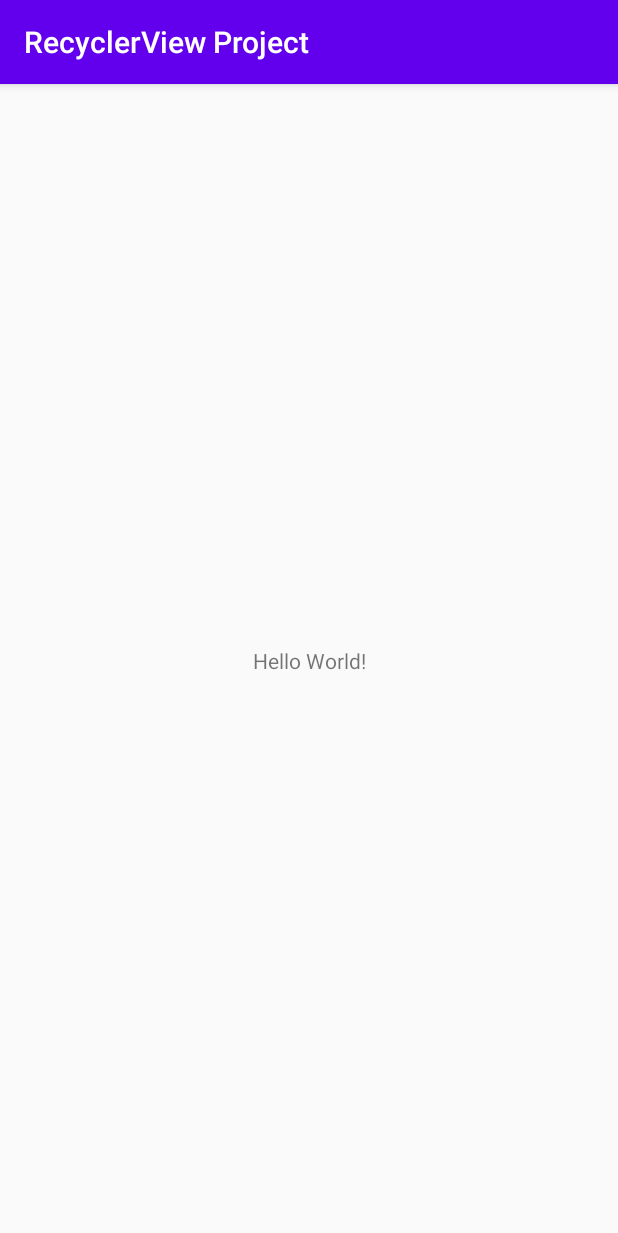
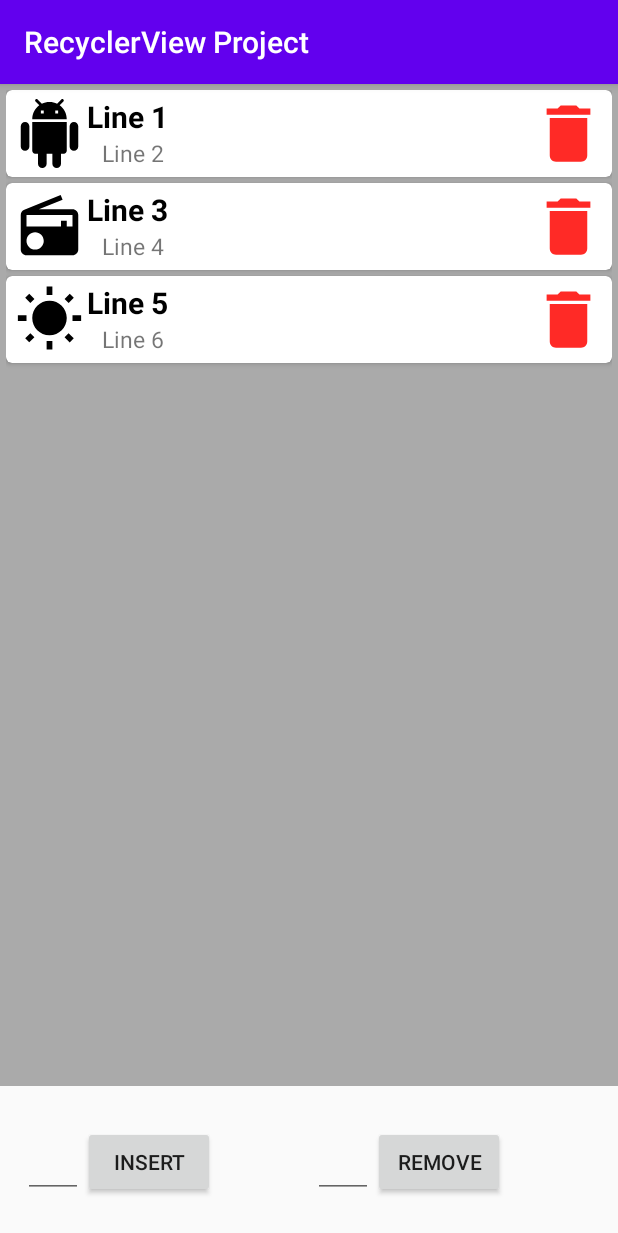
Before and after one commit to fjavaler/Android-Java-RecyclerView-Project, an Android app: the screen it shows after launch (MainActivity), on a phone screen of 412 x 824 dp. Shown: the top 1233 px of the screen. Run offline under Robolectric (Android 15) with nearby library versions, the phone set to English and light mode, and no system bars.

Commit message:
Project finished.

```diff
--- a/app/build.gradle
+++ b/app/build.gradle
@@ -28,6 +28,9 @@ dependencies {
 
     implementation 'androidx.appcompat:appcompat:1.1.0'
     implementation 'androidx.constraintlayout:constraintlayout:1.1.3'
+    implementation 'androidx.recyclerview:recyclerview:1.1.0'
+    implementation 'androidx.recyclerview:recyclerview-selection:1.1.0-rc01'
+    implementation 'androidx.cardview:cardview:1.0.0'
     testImplementation 'junit:junit:4.12'
     androidTestImplementation 'androidx.test.ext:junit:1.1.1'
     androidTestImplementation 'androidx.test.espresso:espresso-core:3.2.0'
--- /dev/null
+++ b/app/src/main/java/com/frederickjavalera/recyclerviewproject/ExampleAdapter.java
@@ -0,0 +1,128 @@
+package com.frederickjavalera.recyclerviewproject;
+
+import android.media.Image;
+import android.view.LayoutInflater;
+import android.view.View;
+import android.view.ViewGroup;
+import android.widget.ImageView;
+import android.widget.TextView;
+
+import androidx.annotation.NonNull;
+import androidx.recyclerview.widget.RecyclerView;
+
+import java.util.ArrayList;
+
+/**
+ * An adapter. A RecyclerView must posses an adapter. This class represents that Adapter.
+ */
+public class ExampleAdapter extends RecyclerView.Adapter<ExampleAdapter.ExampleViewHolder>
+{
+  // ExampleAdapter fields.
+  private ArrayList<ExampleItem> mExampleList;
+  private OnItemClickListener mListener;
+
+  public interface OnItemClickListener
+  {
+    void onItemClick(int position);
+    void onDeleteClick(int position);
+  }
+
+  public void setOnItemClickListener(OnItemClickListener listener)
+  {
+    mListener = listener;
+  }
+
+  /*
+  Constructor.
+   */
+  public ExampleAdapter(ArrayList<ExampleItem> exampleList)
+  {
+    mExampleList = exampleList;
+  }
+
+  /*
+  This method is called when a ViewHolder is created.
+   */
+  @NonNull
+  @Override
+  public ExampleViewHolder onCreateViewHolder(@NonNull ViewGroup parent, int viewType)
+  {
+    View v = LayoutInflater.from(parent.getContext()).inflate(R.layout.example_item, parent, false);
+    ExampleViewHolder evh = new ExampleViewHolder(v, mListener);
+    return evh;
+  }
+
+  /*
+  This method is called when a ViewHolder is bound.
+   */
+  @Override
+  public void onBindViewHolder(@NonNull ExampleViewHolder holder, int position)
+  {
+    ExampleItem currentItem = mExampleList.get(position);
+    holder.mImageView.setImageResource(currentItem.getImageResource());
+    holder.mTextView1.setText(currentItem.getText1());
+    holder.mTextView2.setText(currentItem.getText2());
+  }
+
+  /*
+  Returns Adapter item count.
+   */
+  @Override
+  public int getItemCount()
+  {
+    return mExampleList.size();
+  }
+
+  /**
+   * An adapter must posses a ViewHolder. This class represents that ViewHolder.
+   */
+  public static class ExampleViewHolder extends RecyclerView.ViewHolder
+  {
+    public ImageView mImageView;
+    public TextView mTextView1;
+    public TextView mTextView2;
+    public ImageView mDeleteImage;
+
+    public ExampleViewHolder(@NonNull View itemView, final OnItemClickListener listener)
+    {
+      super(itemView);
+      mImageView = itemView.findViewById(R.id.imageView);
+      mTextView1 = itemView.findViewById(R.id.textView);
+      mTextView2 = itemView.findViewById(R.id.textView2);
+      mDeleteImage = itemView.findViewById(R.id.image_delete);
+
+      itemView.setOnClickListener(new View.OnClickListener()
+      {
+        @Override
+        public void onClick(View v)
+        {
+          if (listener != null)
+          {
+            int position = getAdapterPosition();
+            if (position != RecyclerView.NO_POSITION)
+            {
+              listener.onItemClick(position);
+            }
+          }
+        }
+      });
+
+      mDeleteImage.setOnClickListener(new View.OnClickListener()
+      {
+
+        @Override
+        public void onClick(View v)
+        {
+          if (listener != null)
+          {
+            int position = getAdapterPosition();
+            if (position != RecyclerView.NO_POSITION)
+            {
+              listener.onDeleteClick(position);
+            }
+          }
+        }
+      });
+    }
+  }
+}
--- /dev/null
+++ b/app/src/main/java/com/frederickjavalera/recyclerviewproject/ExampleItem.java
@@ -0,0 +1,35 @@
+package com.frederickjavalera.recyclerviewproject;
+
+public class ExampleItem
+{
+  private int mImageResource;
+  private String mText1;
+  private String mText2;
+
+  public ExampleItem(int imageResource, String text1, String text2)
+  {
+    mImageResource = imageResource;
+    mText1 = text1;
+    mText2 = text2;
+  }
+
+  public void changeText1 (String text)
+  {
+    mText1 = text;
+  }
+
+  public int getImageResource()
+  {
+    return mImageResource;
+  }
+
+  public String getText1()
+  {
+    return mText1;
+  }
+
+  public String getText2()
+  {
+    return mText2;
+  }
+}
--- a/app/src/main/java/com/frederickjavalera/recyclerviewproject/MainActivity.java
+++ b/app/src/main/java/com/frederickjavalera/recyclerviewproject/MainActivity.java
@@ -1,14 +1,117 @@
 package com.frederickjavalera.recyclerviewproject;
 
 import androidx.appcompat.app.AppCompatActivity;
+import androidx.recyclerview.widget.LinearLayoutManager;
+import androidx.recyclerview.widget.RecyclerView;
 
 import android.os.Bundle;
+import android.view.View;
+import android.widget.Button;
+import android.widget.EditText;
 
-public class MainActivity extends AppCompatActivity {
+import java.util.ArrayList;
 
-    @Override
-    protected void onCreate(Bundle savedInstanceState) {
-        super.onCreate(savedInstanceState);
-        setContentView(R.layout.activity_main);
-    }
+public class MainActivity extends AppCompatActivity
+{
+  private ArrayList<ExampleItem> mExampleList;
+
+  private RecyclerView mRecyclerView;
+  private ExampleAdapter mAdapter;
+  private RecyclerView.LayoutManager mLayoutManager;
+
+  private Button buttonInsert;
+  private Button buttonRemove;
+  private EditText editTextInsert;
+  private EditText editTextRemove;
+
+  @Override
+  protected void onCreate(Bundle savedInstanceState)
+  {
+    super.onCreate(savedInstanceState);
+    setContentView(R.layout.activity_main);
+
+    createExampleList();
+    buildRecyclerView();
+    setButtons();
+  }
+
+  public void insertItem(int position)
+  {
+    mExampleList.add(position, new ExampleItem(R.drawable.ic_android, "New Item at position " + position, "This is line 2"));
+    mAdapter.notifyItemInserted(position);
+  }
+
+  public void removeItem(int position)
+  {
+    mExampleList.remove(position);
+    mAdapter.notifyItemRemoved(position);
+  }
+
+  public void changeItem(int position, String text)
+  {
+    mExampleList.get(position).changeText1(text);
+    mAdapter.notifyItemChanged(position);
+  }
+
+  public void createExampleList()
+  {
+    mExampleList = new ArrayList<>();
+    mExampleList.add(new ExampleItem(R.drawable.ic_android, "Line 1", "Line 2"));
+    mExampleList.add(new ExampleItem(R.drawable.ic_audio, "Line 3", "Line 4"));
+    mExampleList.add(new ExampleItem(R.drawable.ic_sun, "Line 5", "Line 6"));
+  }
+
+  public void buildRecyclerView()
+  {
+    mRecyclerView = findViewById(R.id.recyclerview);
+    mRecyclerView.setHasFixedSize(true);
+    mLayoutManager = new LinearLayoutManager(this);
+    mAdapter = new ExampleAdapter(mExampleList);
+
+    mRecyclerView.setLayoutManager(mLayoutManager);
+    mRecyclerView.setAdapter(mAdapter);
+
+    mAdapter.setOnItemClickListener(new ExampleAdapter.OnItemClickListener()
+    {
+      @Override
+      public void onItemClick(int position)
+      {
+        changeItem(position, "Clicked!");
+      }
+
+      @Override
+      public void onDeleteClick(int position)
+      {
+        removeItem(position);
+      }
+    });
+  }
+
+  public void setButtons()
+  {
+    buttonInsert = findViewById(R.id.button_insert);
+    buttonRemove = findViewById(R.id.button_remove);
+    editTextInsert = findViewById(R.id.edittext_insert);
+    editTextRemove = findViewById(R.id.edittext_remove);
+
+    buttonInsert.setOnClickListener(new View.OnClickListener()
+    {
+      @Override
+      public void onClick(View v)
+      {
+        int position = Integer.parseInt(editTextInsert.getText().toString());
+        insertItem(position);
+      }
+    });
+
+    buttonRemove.setOnClickListener(new View.OnClickListener()
+    {
+      @Override
+      public void onClick(View v)
+      {
+        int position = Integer.parseInt(editTextRemove.getText().toString());
+        removeItem(position);
+      }
+    });
+  }
 }
--- /dev/null
+++ b/app/src/main/res/drawable/ic_android.xml
@@ -0,0 +1,9 @@
+<vector xmlns:android="http://schemas.android.com/apk/res/android"
+        android:width="24dp"
+        android:height="24dp"
+        android:viewportWidth="24.0"
+        android:viewportHeight="24.0">
+    <path
+        android:fillColor="#FF000000"
+        android:pathData="M6,18c0,0.55 0.45,1 1,1h1v3.5c0,0.83 0.67,1.5 1.5,1.5s1.5,-0.67 1.5,-1.5L11,19h2v3.5c0,0.83 0.67,1.5 1.5,1.5s1.5,-0.67 1.5,-1.5L16,19h1c0.55,0 1,-0.45 1,-1L18,8L6,8v10zM3.5,8C2.67,8 2,8.67 2,9.5v7c0,0.83 0.67,1.5 1.5,1.5S5,17.33 5,16.5v-7C5,8.67 4.33,8 3.5,8zM20.5,8c-0.83,0 -1.5,0.67 -1.5,1.5v7c0,0.83 0.67,1.5 1.5,1.5s1.5,-0.67 1.5,-1.5v-7c0,-0.83 -0.67,-1.5 -1.5,-1.5zM15.53,2.16l1.3,-1.3c0.2,-0.2 0.2,-0.51 0,-0.71 -0.2,-0.2 -0.51,-0.2 -0.71,0l-1.48,1.48C13.85,1.23 12.95,1 12,1c-0.96,0 -1.86,0.23 -2.66,0.63L7.85,0.15c-0.2,-0.2 -0.51,-0.2 -0.71,0 -0.2,0.2 -0.2,0.51 0,0.71l1.31,1.31C6.97,3.26 6,5.01 6,7h12c0,-1.99 -0.97,-3.75 -2.47,-4.84zM10,5L9,5L9,4h1v1zM15,5h-1L14,4h1v1z"/>
+</vector>
--- /dev/null
+++ b/app/src/main/res/drawable/ic_audio.xml
@@ -0,0 +1,9 @@
+<vector xmlns:android="http://schemas.android.com/apk/res/android"
+        android:width="24dp"
+        android:height="24dp"
+        android:viewportWidth="24.0"
+        android:viewportHeight="24.0">
+    <path
+        android:fillColor="#FF000000"
+        android:pathData="M3.24,6.15C2.51,6.43 2,7.17 2,8v12c0,1.1 0.89,2 2,2h16c1.11,0 2,-0.9 2,-2L22,8c0,-1.11 -0.89,-2 -2,-2L8.3,6l8.26,-3.34L15.88,1 3.24,6.15zM7,20c-1.66,0 -3,-1.34 -3,-3s1.34,-3 3,-3 3,1.34 3,3 -1.34,3 -3,3zM20,12h-2v-2h-2v2L4,12L4,8h16v4z"/>
+</vector>
--- /dev/null
+++ b/app/src/main/res/drawable/ic_delete.xml
@@ -0,0 +1,9 @@
+<vector xmlns:android="http://schemas.android.com/apk/res/android"
+        android:width="24dp"
+        android:height="24dp"
+        android:viewportWidth="24.0"
+        android:viewportHeight="24.0">
+    <path
+        android:fillColor="#FF2A26"
+        android:pathData="M6,19c0,1.1 0.9,2 2,2h8c1.1,0 2,-0.9 2,-2V7H6v12zM19,4h-3.5l-1,-1h-5l-1,1H5v2h14V4z"/>
+</vector>
--- /dev/null
+++ b/app/src/main/res/drawable/ic_sun.xml
@@ -0,0 +1,9 @@
+<vector xmlns:android="http://schemas.android.com/apk/res/android"
+        android:width="24dp"
+        android:height="24dp"
+        android:viewportWidth="24.0"
+        android:viewportHeight="24.0">
+    <path
+        android:fillColor="#FF000000"
+        android:pathData="M6.76,4.84l-1.8,-1.79 -1.41,1.41 1.79,1.79 1.42,-1.41zM4,10.5L1,10.5v2h3v-2zM13,0.55h-2L11,3.5h2L13,0.55zM20.45,4.46l-1.41,-1.41 -1.79,1.79 1.41,1.41 1.79,-1.79zM17.24,18.16l1.79,1.8 1.41,-1.41 -1.8,-1.79 -1.4,1.4zM20,10.5v2h3v-2h-3zM12,5.5c-3.31,0 -6,2.69 -6,6s2.69,6 6,6 6,-2.69 6,-6 -2.69,-6 -6,-6zM11,22.45h2L13,19.5h-2v2.95zM3.55,18.54l1.41,1.41 1.79,-1.8 -1.41,-1.41 -1.79,1.8z"/>
+</vector>
--- a/app/src/main/res/layout/activity_main.xml
+++ b/app/src/main/res/layout/activity_main.xml
@@ -1,18 +1,53 @@
 <?xml version="1.0" encoding="utf-8"?>
-<androidx.constraintlayout.widget.ConstraintLayout xmlns:android="http://schemas.android.com/apk/res/android"
+<RelativeLayout xmlns:android="http://schemas.android.com/apk/res/android"
     xmlns:app="http://schemas.android.com/apk/res-auto"
     xmlns:tools="http://schemas.android.com/tools"
     android:layout_width="match_parent"
     android:layout_height="match_parent"
     tools:context=".MainActivity">
 
-    <TextView
+    <androidx.recyclerview.widget.RecyclerView
+        android:id="@+id/recyclerview"
+        android:layout_width="match_parent"
+        android:layout_height="match_parent"
+        android:padding="4dp"
+        android:scrollbars="vertical"
+        android:background="@android:color/darker_gray"
+        android:layout_marginBottom="100dp"/>
+
+    <EditText
+        android:id="@+id/edittext_insert"
+        android:layout_width="40dp"
+        android:layout_height="wrap_content"
+        android:layout_alignParentBottom="true"
+        android:layout_alignParentStart="true"
+        android:layout_marginStart="15dp"
+        android:layout_marginBottom="25dp"
+        android:inputType="number"/>
+
+    <Button
+        android:id="@+id/button_insert"
         android:layout_width="wrap_content"
         android:layout_height="wrap_content"
-        android:text="Hello World!"
-        app:layout_constraintBottom_toBottomOf="parent"
-        app:layout_constraintLeft_toLeftOf="parent"
-        app:layout_constraintRight_toRightOf="parent"
-        app:layout_constraintTop_toTopOf="parent" />
+        android:text="insert"
+        android:layout_alignBottom="@id/edittext_insert"
+        android:layout_toEndOf="@id/edittext_insert"/>
 
-</androidx.constraintlayout.widget.ConstraintLayout>
+    <EditText
+        android:id="@+id/edittext_remove"
+        android:layout_width="40dp"
+        android:layout_height="wrap_content"
+        android:layout_marginStart="65dp"
+        android:layout_alignBottom="@id/button_insert"
+        android:layout_toEndOf="@id/button_insert"
+        android:inputType="number"/>
+
+    <Button
+        android:id="@+id/button_remove"
+        android:layout_width="wrap_content"
+        android:layout_height="wrap_content"
+        android:text="remove"
+        android:layout_alignBottom="@id/edittext_remove"
+        android:layout_toEndOf="@id/edittext_remove"/>
+
+</RelativeLayout>
--- /dev/null
+++ b/app/src/main/res/layout/example_item.xml
@@ -0,0 +1,51 @@
+<?xml version="1.0" encoding="utf-8"?>
+<androidx.cardview.widget.CardView xmlns:android="http://schemas.android.com/apk/res/android"
+    android:layout_width="match_parent"
+    android:layout_height="wrap_content"
+    xmlns:app="http://schemas.android.com/apk/res-auto"
+    app:cardCornerRadius="4dp"
+    android:layout_marginBottom="4dp">
+
+    <RelativeLayout
+        android:layout_width="match_parent"
+        android:layout_height="match_parent"
+        android:layout_margin="4dp">
+
+        <ImageView
+            android:id="@+id/imageView"
+            android:layout_width="50dp"
+            android:layout_height="50dp"
+            android:padding="2dp"/>
+
+        <TextView
+            android:id="@+id/textView"
+            android:layout_width="wrap_content"
+            android:layout_height="wrap_content"
+            android:text="Line 1"
+            android:textColor="@android:color/black"
+            android:layout_alignParentTop="true"
+            android:textSize="20sp"
+            android:textStyle="bold"
+            android:layout_toEndOf="@+id/imageView"/>
+
+        <TextView
+            android:id="@+id/textView2"
+            android:layout_width="wrap_content"
+            android:layout_height="wrap_content"
+            android:layout_marginStart="10dp"
+            android:layout_toEndOf="@+id/imageView"
+            android:layout_below="@id/textView"
+            android:text="Line 2"
+            android:textSize="15sp" />
+
+        <ImageView
+            android:id="@+id/image_delete"
+            android:layout_width="50dp"
+            android:layout_height="50dp"
+            android:layout_alignParentEnd="true"
+            android:layout_alignParentTop="true"
+            android:src="@drawable/ic_delete" />
+
+    </RelativeLayout>
+
+</androidx.cardview.widget.CardView>
--- a/build.gradle
+++ b/build.gradle
@@ -20,7 +20,6 @@ allprojects {
     repositories {
         google()
         jcenter()
-
     }
 }
 
```
Also changed, not shown: 1 other file.
